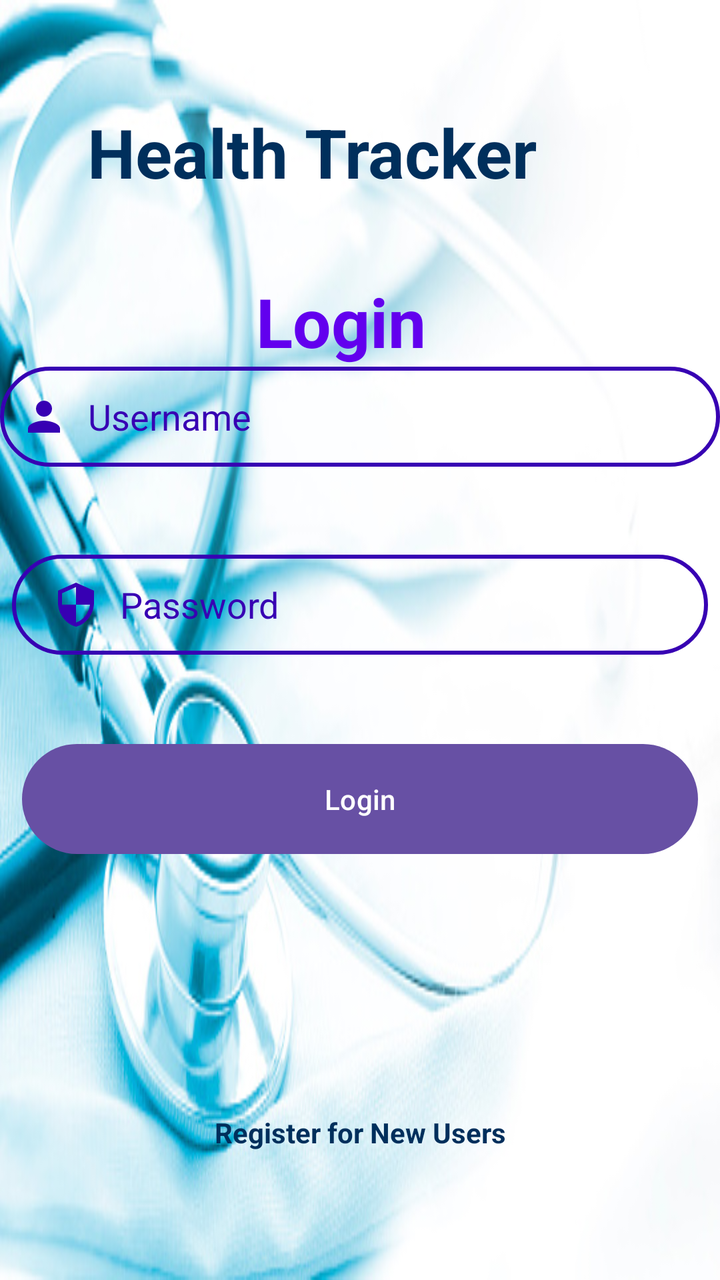
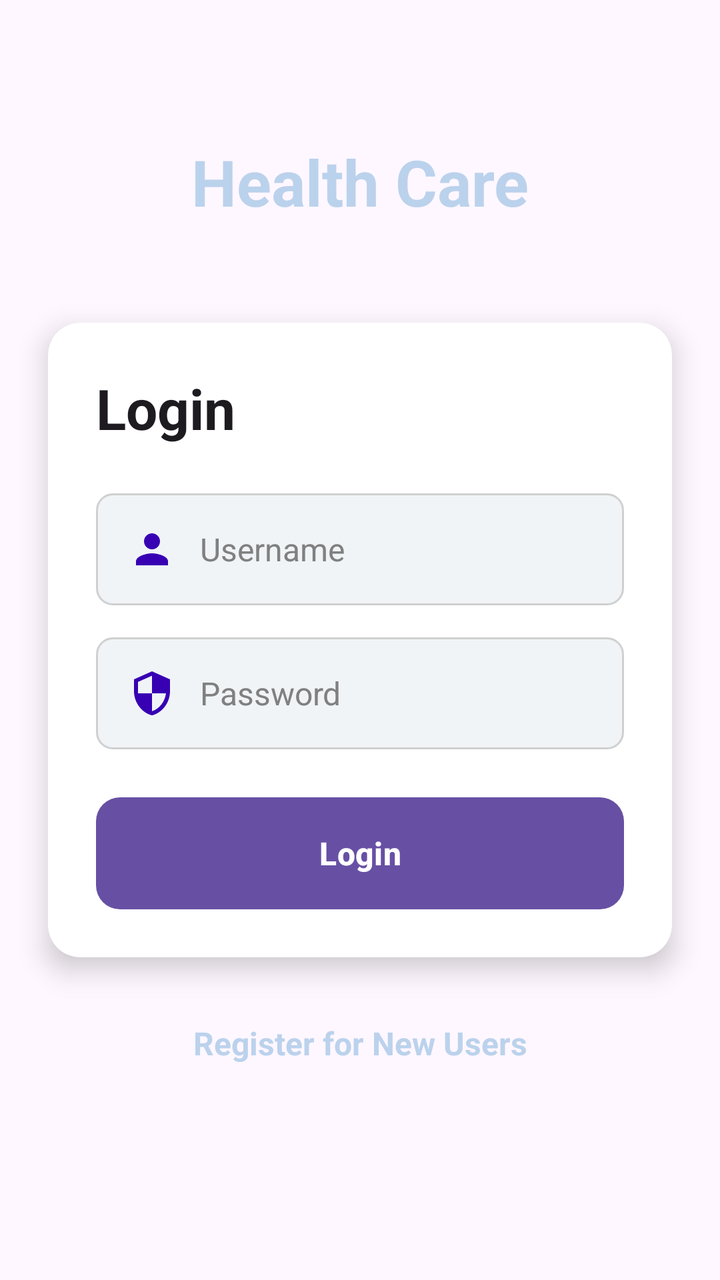

The first picture is an Android layout as it rendered before a commit; the second is the same layout after the commit. The layout source and the unified diff follow.
<!-- AndroidManifest.xml: application theme Theme.HealthCare -->
<!-- res/layout/activity_login.xml -->
<?xml version="1.0" encoding="utf-8"?>
<androidx.constraintlayout.widget.ConstraintLayout xmlns:android="http://schemas.android.com/apk/res/android"
    xmlns:app="http://schemas.android.com/apk/res-auto"
    xmlns:tools="http://schemas.android.com/tools"
    android:id="@+id/main"
    android:layout_width="match_parent"
    android:layout_height="match_parent"
    tools:context=".Views.LoginActivity"
    android:background="@drawable/back">


    <TextView
        android:id="@+id/textView3"
        android:layout_width="261dp"
        android:layout_height="55dp"
        android:text="Health Tracker"
        android:textColor="@color/bleutitre"
        android:textSize="34sp"
        android:textStyle="bold"
        app:layout_constraintBottom_toBottomOf="parent"
        app:layout_constraintEnd_toEndOf="parent"
        app:layout_constraintHorizontal_bias="0.44"
        app:layout_constraintStart_toStartOf="parent"
        app:layout_constraintTop_toTopOf="parent"
        app:layout_constraintVertical_bias="0.091" />

    <TextView
        android:id="@+id/textView4"
        android:layout_width="wrap_content"
        android:layout_height="wrap_content"
        android:text="Login"
        android:textColor="@color/purple_500"
        android:textSize="34sp"
        android:textStyle="bold"
        app:layout_constraintBottom_toBottomOf="parent"
        app:layout_constraintEnd_toEndOf="parent"
        app:layout_constraintHorizontal_bias="0.466"
        app:layout_constraintStart_toStartOf="parent"
        app:layout_constraintTop_toBottomOf="@+id/textView3"
        app:layout_constraintVertical_bias="0.061" />

    <EditText
        android:id="@+id/editTextLoginUserName"
        android:layout_width="0dp"
        android:layout_height="50dp"
        android:background="@drawable/input_bg"
        android:drawableStart="@drawable/ic_baseline_person_24"
        android:drawablePadding="10dp"
        android:hint="Username"
        android:inputType="textPersonName"
        android:padding="10dp"
        android:textColor="@color/purple_700"
        android:textColorHint="@color/purple_700"
        app:layout_constraintTop_toBottomOf="@+id/textView4"
        app:layout_constraintStart_toStartOf="parent"
        app:layout_constraintEnd_toEndOf="parent"
        app:layout_constraintHorizontal_bias="0.5"/>


    <EditText
        android:id="@+id/editTextLoginPassword"
        android:layout_width="348dp"
        android:layout_height="50dp"
        android:background="@drawable/input_bg"
        android:drawableLeft="@drawable/ic_baseline_security_24"
        android:drawablePadding="10dp"
        android:ems="10"
        android:hint="Password"
        android:inputType="textPassword"
        android:paddingLeft="20dp"
        android:paddingTop="10dp"
        android:paddingRight="10dp"
        android:paddingBottom="10dp"
        android:textColor="@color/purple_700"
        android:textColorHint="@color/purple_700"
        app:layout_constraintBottom_toBottomOf="parent"
        app:layout_constraintEnd_toEndOf="parent"
        app:layout_constraintHorizontal_bias="0.492"
        app:layout_constraintStart_toStartOf="parent"
        app:layout_constraintTop_toBottomOf="@+id/editTextLoginUserName"
        app:layout_constraintVertical_bias="0.123" />

    <Button
        android:id="@+id/buttonLogin"
        android:layout_width="338dp"
        android:layout_height="55dp"
        android:background="@drawable/btn_bg"
        android:text="Login"
        app:layout_constraintBottom_toBottomOf="parent"
        app:layout_constraintEnd_toEndOf="parent"
        app:layout_constraintStart_toStartOf="parent"
        app:layout_constraintTop_toBottomOf="@+id/editTextLoginPassword"
        app:layout_constraintVertical_bias="0.173" />

    <TextView
        android:id="@+id/textViewExistingUser"
        android:layout_width="wrap_content"
        android:layout_height="wrap_content"
        android:text="Register for New Users"
        android:textColor="@color/bleutitre"
        android:textStyle="bold"
        app:layout_constraintBottom_toBottomOf="parent"
        app:layout_constraintEnd_toEndOf="parent"
        app:layout_constraintStart_toStartOf="parent"
        app:layout_constraintTop_toBottomOf="@+id/buttonLogin"
        app:layout_constraintVertical_bias="0.668" />

</androidx.constraintlayout.widget.ConstraintLayout>
<!-- resources referenced by this layout -->
<resources>
  <color name="bleutitre">#002F5C</color>
  <color name="purple_500">#FF6200EE</color>
  <color name="purple_700">#FF3700B3</color>
  <!-- drawable back: jpg bitmap (drawable, 62881 bytes) -->
  <!-- drawable btn_bg (drawable) -->
  <?xml version="1.0" encoding="utf-8"?>
  <shape xmlns:android="http://schemas.android.com/apk/res/android">
      <solid android:color="@color/colorWhite"/>
      <corners android:radius="70dp"/>
  </shape>
  <!-- drawable ic_baseline_person_24 (drawable) -->
  <vector android:height="24dp" android:tint="@color/purple_700"
      android:viewportHeight="24" android:viewportWidth="24"
      android:width="24dp" xmlns:android="http://schemas.android.com/apk/res/android">
      <path android:fillColor="@android:color/white" android:pathData="M12,12c2.21,0 4,-1.79 4,-4s-1.79,-4 -4,-4 -4,1.79 -4,4 1.79,4 4,4zM12,14c-2.67,0 -8,1.34 -8,4v2h16v-2c0,-2.66 -5.33,-4 -8,-4z"/>
  </vector>
  <!-- drawable ic_baseline_security_24 (drawable) -->
  <vector android:height="24dp" android:tint="@color/purple_700"
      android:viewportHeight="24" android:viewportWidth="24"
      android:width="24dp" xmlns:android="http://schemas.android.com/apk/res/android">
      <path android:fillColor="@android:color/white" android:pathData="M12,1L3,5v6c0,5.55 3.84,10.74 9,12 5.16,-1.26 9,-6.45 9,-12L21,5l-9,-4zM12,11.99h7c-0.53,4.12 -3.28,7.79 -7,8.94L12,12L5,12L5,6.3l7,-3.11v8.8z"/>
  </vector>
  <!-- drawable input_bg (drawable) -->
  <?xml version="1.0" encoding="utf-8"?>
  <shape xmlns:android="http://schemas.android.com/apk/res/android">
      <stroke android:color="@color/purple_700" android:width="2dp"/>
      <corners android:radius="70dp" />
  </shape>
  <style name="Theme.HealthCare" parent="Base.Theme.HealthCare" />
  <color name="colorWhite">#FFFFFF</color>
  <style name="Base.Theme.HealthCare" parent="Theme.Material3.DayNight.NoActionBar">
          
          
      </style>
</resources>

<!-- the commit's change to res/layout/activity_login.xml (unified diff, before → after) -->
@@ -1,108 +1,116 @@
 <?xml version="1.0" encoding="utf-8"?>
-<androidx.constraintlayout.widget.ConstraintLayout xmlns:android="http://schemas.android.com/apk/res/android"
+<androidx.constraintlayout.widget.ConstraintLayout
+    xmlns:android="http://schemas.android.com/apk/res/android"
     xmlns:app="http://schemas.android.com/apk/res-auto"
     xmlns:tools="http://schemas.android.com/tools"
     android:id="@+id/main"
     android:layout_width="match_parent"
     android:layout_height="match_parent"
-    tools:context=".Views.LoginActivity"
-    android:background="@drawable/back">
+    android:background="@drawable/subtle_blue_gradient"
+    tools:context=".Views.LoginActivity">
 
-
+    
     <TextView
         android:id="@+id/textView3"
-        android:layout_width="261dp"
-        android:layout_height="55dp"
-        android:text="Health Tracker"
-        android:textColor="@color/bleutitre"
-        android:textSize="34sp"
+        android:layout_width="wrap_content"
+        android:layout_height="wrap_content"
+        android:layout_marginTop="64dp"
+        android:text="Health Care"
+        android:textColor="@color/bleu"
+        android:textSize="32sp"
         android:textStyle="bold"
-        app:layout_constraintBottom_toBottomOf="parent"
         app:layout_constraintEnd_toEndOf="parent"
-        app:layout_constraintHorizontal_bias="0.44"
         app:layout_constraintStart_toStartOf="parent"
         app:layout_constraintTop_toTopOf="parent"
-        app:layout_constraintVertical_bias="0.091" />
+        app:layout_constraintVertical_bias="0.1"
+        app:layout_constraintBottom_toTopOf="@id/card_view" />
 
-    <TextView
-        android:id="@+id/textView4"
-        android:layout_width="wrap_content"
+    
+    <androidx.cardview.widget.CardView
+        android:id="@+id/card_view"
+        android:layout_width="0dp"
         android:layout_height="wrap_content"
-        android:text="Login"
-        android:textColor="@color/purple_500"
-        android:textSize="34sp"
-        android:textStyle="bold"
+        android:layout_marginStart="24dp"
+        android:layout_marginEnd="24dp"
+        app:cardCornerRadius="16dp"
+        app:cardElevation="8dp"
+        app:layout_constraintTop_toTopOf="parent"
         app:layout_constraintBottom_toBottomOf="parent"
-        app:layout_constraintEnd_toEndOf="parent"
-        app:layout_constraintHorizontal_bias="0.466"
         app:layout_constraintStart_toStartOf="parent"
-        app:layout_constraintTop_toBottomOf="@+id/textView3"
-        app:layout_constraintVertical_bias="0.061" />
+        app:layout_constraintEnd_toEndOf="parent">
 
-    <EditText
-        android:id="@+id/editTextLoginUserName"
-        android:layout_width="0dp"
-        android:layout_height="50dp"
-        android:background="@drawable/input_bg"
-        android:drawableStart="@drawable/ic_baseline_person_24"
-        android:drawablePadding="10dp"
-        android:hint="Username"
-        android:inputType="textPersonName"
-        android:padding="10dp"
-        android:textColor="@color/purple_700"
-        android:textColorHint="@color/purple_700"
-        app:layout_constraintTop_toBottomOf="@+id/textView4"
-        app:layout_constraintStart_toStartOf="parent"
-        app:layout_constraintEnd_toEndOf="parent"
-        app:layout_constraintHorizontal_bias="0.5"/>
+        <androidx.constraintlayout.widget.ConstraintLayout
+            android:layout_width="match_parent"
+            android:layout_height="match_parent"
+            android:padding="24dp">
 
+            
+            <TextView
+                android:id="@+id/textView4"
+                android:layout_width="wrap_content"
+                android:layout_height="wrap_content"
+                android:text="Login"
+                android:textColor="?android:attr/textColorPrimary"
+                android:textSize="28sp"
+                android:textStyle="bold"
+                app:layout_constraintStart_toStartOf="parent"
+                app:layout_constraintTop_toTopOf="parent" />
 
-    <EditText
-        android:id="@+id/editTextLoginPassword"
-        android:layout_width="348dp"
-        android:layout_height="50dp"
-        android:background="@drawable/input_bg"
-        android:drawableLeft="@drawable/ic_baseline_security_24"
-        android:drawablePadding="10dp"
-        android:ems="10"
-        android:hint="Password"
-        android:inputType="textPassword"
-        android:paddingLeft="20dp"
-        android:paddingTop="10dp"
-        android:paddingRight="10dp"
-        android:paddingBottom="10dp"
-        android:textColor="@color/purple_700"
-        android:textColorHint="@color/purple_700"
-        app:layout_constraintBottom_toBottomOf="parent"
-        app:layout_constraintEnd_toEndOf="parent"
-        app:layout_constraintHorizontal_bias="0.492"
-        app:layout_constraintStart_toStartOf="parent"
-        app:layout_constraintTop_toBottomOf="@+id/editTextLoginUserName"
-        app:layout_constraintVertical_bias="0.123" />
+            
+            <EditText
+                android:id="@+id/editTextLoginUserName"
+                style="@style/LoginEditText"
+                android:layout_marginTop="24dp"
+                android:drawableStart="@drawable/ic_baseline_person_24"
+                android:hint="Username"
+                android:inputType="textPersonName"
+                app:layout_constraintEnd_toEndOf="parent"
+                app:layout_constraintStart_toStartOf="parent"
+                app:layout_constraintTop_toBottomOf="@+id/textView4" />
 
-    <Button
-        android:id="@+id/buttonLogin"
-        android:layout_width="338dp"
-        android:layout_height="55dp"
-        android:background="@drawable/btn_bg"
-        android:text="Login"
-        app:layout_constraintBottom_toBottomOf="parent"
-        app:layout_constraintEnd_toEndOf="parent"
-        app:layout_constraintStart_toStartOf="parent"
-        app:layout_constraintTop_toBottomOf="@+id/editTextLoginPassword"
-        app:layout_constraintVertical_bias="0.173" />
+            
+            <EditText
+                android:id="@+id/editTextLoginPassword"
+                style="@style/LoginEditText"
+                android:layout_marginTop="16dp"
+                android:drawableStart="@drawable/ic_baseline_security_24"
+                android:hint="Password"
+                android:inputType="textPassword"
+                app:layout_constraintEnd_toEndOf="parent"
+                app:layout_constraintStart_toStartOf="parent"
+                app:layout_constraintTop_toBottomOf="@+id/editTextLoginUserName" />
 
+            
+            <Button
+                android:id="@+id/buttonLogin"
+                android:layout_width="0dp"
+                android:layout_height="56dp"
+                android:layout_marginTop="24dp"
+                android:background="@drawable/modern_button_background"
+                android:text="Login"
+                android:textColor="@android:color/white"
+                android:textSize="16sp"
+                android:textStyle="bold"
+                app:layout_constraintEnd_toEndOf="parent"
+                app:layout_constraintStart_toStartOf="parent"
+                app:layout_constraintTop_toBottomOf="@+id/editTextLoginPassword" />
+
+        </androidx.constraintlayout.widget.ConstraintLayout>
+    </androidx.cardview.widget.CardView>
+
+    
     <TextView
         android:id="@+id/textViewExistingUser"
         android:layout_width="wrap_content"
         android:layout_height="wrap_content"
+        android:layout_marginTop="24dp"
+        android:padding="8dp"
         android:text="Register for New Users"
-        android:textColor="@color/bleutitre"
+        android:textColor="@color/bleu"
+        android:textSize="16sp"
         android:textStyle="bold"
-        app:layout_constraintBottom_toBottomOf="parent"
         app:layout_constraintEnd_toEndOf="parent"
         app:layout_constraintStart_toStartOf="parent"
-        app:layout_constraintTop_toBottomOf="@+id/buttonLogin"
-        app:layout_constraintVertical_bias="0.668" />
+        app:layout_constraintTop_toBottomOf="@+id/card_view" />
 
 </androidx.constraintlayout.widget.ConstraintLayout>
<!-- resource entries referenced after the edit -->
@@ -1,15 +1,29 @@
 <!-- resources referenced by this layout -->
 <resources>
-  <color name="bleutitre">#002F5C</color>
-  <color name="purple_500">#FF6200EE</color>
+  <color name="bleu">#BBD2EC</color>
   <color name="purple_700">#FF3700B3</color>
-  <!-- drawable back: jpg bitmap (drawable, 62881 bytes) -->
-  <!-- drawable btn_bg (drawable) -->
-  <?xml version="1.0" encoding="utf-8"?>
-  <shape xmlns:android="http://schemas.android.com/apk/res/android">
-      <solid android:color="@color/colorWhite"/>
-      <corners android:radius="70dp"/>
-  </shape>
+  <!-- drawable edittext_background (drawable) -->
+  <selector xmlns:android="http://schemas.android.com/apk/res/android">
+  
+      
+      <item android:state_focused="true">
+          <shape android:shape="rectangle">
+              <solid android:color="#FFFFFF" />
+              <corners android:radius="8dp" />
+              <stroke android:width="2dp" android:color="@color/bleu" /> 
+          </shape>
+      </item>
+  
+      
+      <item>
+          <shape android:shape="rectangle">
+              <solid android:color="#F0F4F7" /> 
+              <corners android:radius="8dp" />
+              <stroke android:width="1dp" android:color="#D0D0D0" /> 
+          </shape>
+      </item>
+  
+  </selector>
   <!-- drawable ic_baseline_person_24 (drawable) -->
   <vector android:height="24dp" android:tint="@color/purple_700"
       android:viewportHeight="24" android:viewportWidth="24"
@@ -22,14 +36,34 @@
       android:width="24dp" xmlns:android="http://schemas.android.com/apk/res/android">
       <path android:fillColor="@android:color/white" android:pathData="M12,1L3,5v6c0,5.55 3.84,10.74 9,12 5.16,-1.26 9,-6.45 9,-12L21,5l-9,-4zM12,11.99h7c-0.53,4.12 -3.28,7.79 -7,8.94L12,12L5,12L5,6.3l7,-3.11v8.8z"/>
   </vector>
-  <!-- drawable input_bg (drawable) -->
+  <!-- drawable modern_button_background (drawable) -->
+  <ripple xmlns:android="http://schemas.android.com/apk/res/android"
+      android:color="#FFFFFF"> 
+  
+       <item>
+          <shape android:shape="rectangle">
+              <solid android:color="@color/bleu"/> 
+              <corners android:radius="12dp"/>
+          </shape>
+      </item>
+  </ripple>
+  <!-- drawable subtle_blue_gradient (drawable) -->
   <?xml version="1.0" encoding="utf-8"?>
-  <shape xmlns:android="http://schemas.android.com/apk/res/android">
-      <stroke android:color="@color/purple_700" android:width="2dp"/>
-      <corners android:radius="70dp" />
-  </shape>
+  <selector xmlns:android="http://schemas.android.com/apk/res/android">
+  
+  </selector>
+  <style name="LoginEditText">
+          <item name="android:layout_width">0dp</item>
+          <item name="android:layout_height">56dp</item>
+          <item name="android:background">@drawable/edittext_background</item>
+          <item name="android:paddingStart">16dp</item>
+          <item name="android:paddingEnd">16dp</item>
+          <item name="android:drawablePadding">12dp</item>
+          <item name="android:textColor">@color/bleu</item>
+          <item name="android:textColorHint">#808080</item>
+          <item name="android:textSize">16sp</item>
+      </style>
   <style name="Theme.HealthCare" parent="Base.Theme.HealthCare" />
-  <color name="colorWhite">#FFFFFF</color>
   <style name="Base.Theme.HealthCare" parent="Theme.Material3.DayNight.NoActionBar">
           
           
